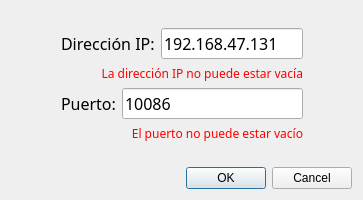
Above: configdialog.ui from alvarosamudio/IP-Cam-connect before the change. Below: the same form after it.
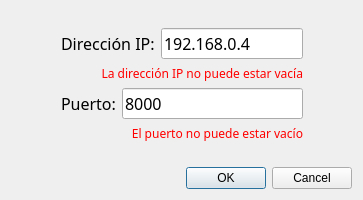
That is the form after the change.

Commit message: Update test IP & Port

What changed in the file:
```diff
--- a/configdialog.ui
+++ b/configdialog.ui
@@ -109,7 +109,7 @@
           <string/>
          </property>
          <property name="text">
-          <string>192.168.47.131</string>
+          <string>192.168.0.4</string>
          </property>
          <property name="frame">
           <bool>true</bool>
@@ -207,7 +207,7 @@
           <string/>
          </property>
          <property name="text">
-          <string>10086</string>
+          <string>8000</string>
          </property>
          <property name="maxLength">
           <number>32767</number>
```
